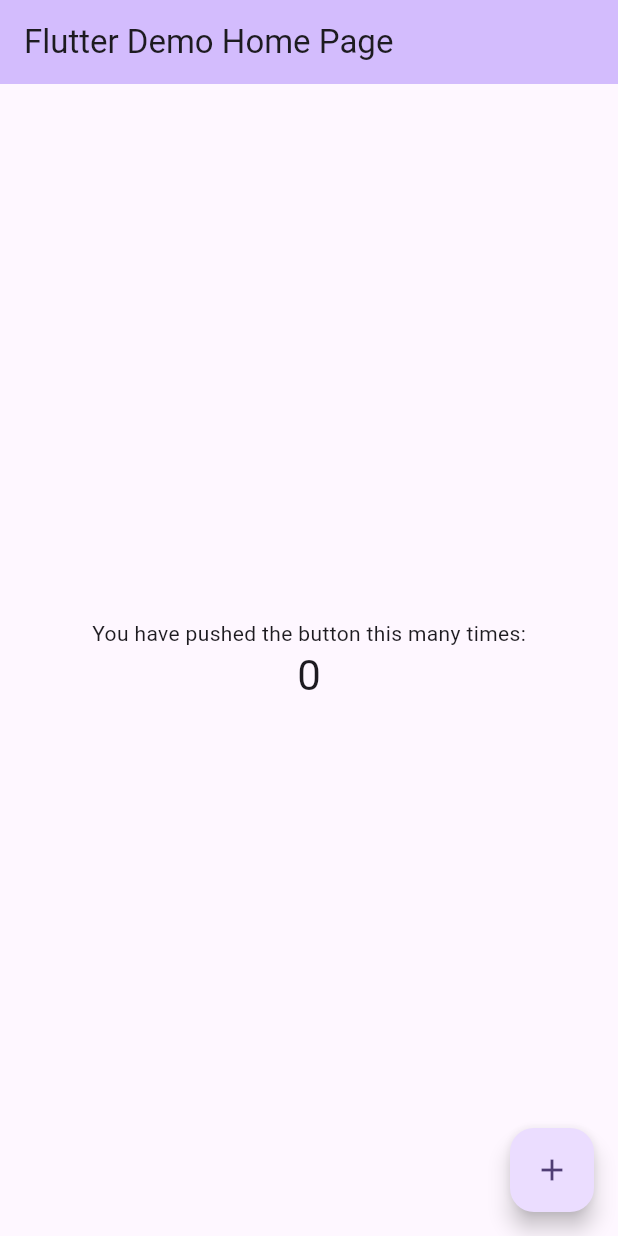
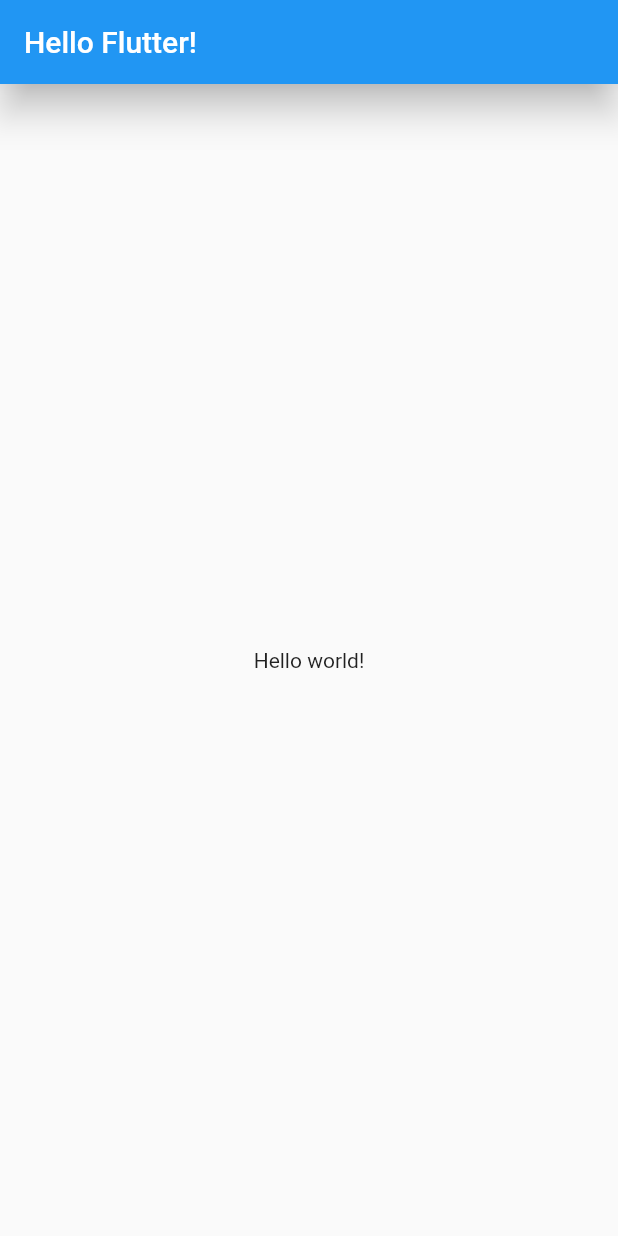
Before and after one commit to snack655/study-flutter, a Flutter app: the screen it shows after launch, on a phone screen of 412 x 824 dp. Run offline on Flutter 3.47's test engine with Material 2 defaults, Android fonts, the light colour scheme and no system bars.

Commit message:
Make hello world app

```diff
--- a/toonflix/lib/main.dart
+++ b/toonflix/lib/main.dart
@@ -1,125 +1,23 @@
 import 'package:flutter/material.dart';
 
 void main() {
-  runApp(const MyApp());
+  runApp(App());
 }
 
-class MyApp extends StatelessWidget {
-  const MyApp({super.key});
-
-  // This widget is the root of your application.
+class App extends StatelessWidget {
   @override
   Widget build(BuildContext context) {
     return MaterialApp(
-      title: 'Flutter Demo',
-      theme: ThemeData(
-        // This is the theme of your application.
-        //
-        // TRY THIS: Try running your application with "flutter run". You'll see
-        // the application has a blue toolbar. Then, without quitting the app,
-        // try changing the seedColor in the colorScheme below to Colors.green
-        // and then invoke "hot reload" (save your changes or press the "hot
-        // reload" button in a Flutter-supported IDE, or press "r" if you used
-        // the command line to start the app).
-        //
-        // Notice that the counter didn't reset back to zero; the application
-        // state is not lost during the reload. To reset the state, use hot
-        // restart instead.
-        //
-        // This works for code too, not just values: Most code changes can be
-        // tested with just a hot reload.
-        colorScheme: ColorScheme.fromSeed(seedColor: Colors.deepPurple),
-        useMaterial3: true,
+      home: Scaffold(
+        appBar: AppBar(
+          centerTitle: false,
+          elevation: 10,
+          title: Text("Hello Flutter!"),
+        ),
+        body: Center(
+          child: Text("Hello world!"),
+        ),
       ),
-      home: const MyHomePage(title: 'Flutter Demo Home Page'),
     );
   }
 }
-
-class MyHomePage extends StatefulWidget {
-  const MyHomePage({super.key, required this.title});
-
-  // This widget is the home page of your application. It is stateful, meaning
-  // that it has a State object (defined below) that contains fields that affect
-  // how it looks.
-
-  // This class is the configuration for the state. It holds the values (in this
-  // case the title) provided by the parent (in this case the App widget) and
-  // used by the build method of the State. Fields in a Widget subclass are
-  // always marked "final".
-
-  final String title;
-
-  @override
-  State<MyHomePage> createState() => _MyHomePageState();
-}
-
-class _MyHomePageState extends State<MyHomePage> {
-  int _counter = 0;
-
-  void _incrementCounter() {
-    setState(() {
-      // This call to setState tells the Flutter framework that something has
-      // changed in this State, which causes it to rerun the build method below
-      // so that the display can reflect the updated values. If we changed
-      // _counter without calling setState(), then the build method would not be
-      // called again, and so nothing would appear to happen.
-      _counter++;
-    });
-  }
-
-  @override
-  Widget build(BuildContext context) {
-    // This method is rerun every time setState is called, for instance as done
-    // by the _incrementCounter method above.
-    //
-    // The Flutter framework has been optimized to make rerunning build methods
-    // fast, so that you can just rebuild anything that needs updating rather
-    // than having to individually change instances of widgets.
-    return Scaffold(
-      appBar: AppBar(
-        // TRY THIS: Try changing the color here to a specific color (to
-        // Colors.amber, perhaps?) and trigger a hot reload to see the AppBar
-        // change color while the other colors stay the same.
-        backgroundColor: Theme.of(context).colorScheme.inversePrimary,
-        // Here we take the value from the MyHomePage object that was created by
-        // the App.build method, and use it to set our appbar title.
-        title: Text(widget.title),
-      ),
-      body: Center(
-        // Center is a layout widget. It takes a single child and positions it
-        // in the middle of the parent.
-        child: Column(
-          // Column is also a layout widget. It takes a list of children and
-          // arranges them vertically. By default, it sizes itself to fit its
-          // children horizontally, and tries to be as tall as its parent.
-          //
-          // Column has various properties to control how it sizes itself and
-          // how it positions its children. Here we use mainAxisAlignment to
-          // center the children vertically; the main axis here is the vertical
-          // axis because Columns are vertical (the cross axis would be
-          // horizontal).
-          //
-          // TRY THIS: Invoke "debug painting" (choose the "Toggle Debug Paint"
-          // action in the IDE, or press "p" in the console), to see the
-          // wireframe for each widget.
-          mainAxisAlignment: MainAxisAlignment.center,
-          children: <Widget>[
-            const Text(
-              'You have pushed the button this many times:',
-            ),
-            Text(
-              '$_counter',
-              style: Theme.of(context).textTheme.headlineMedium,
-            ),
-          ],
-        ),
-      ),
-      floatingActionButton: FloatingActionButton(
-        onPressed: _incrementCounter,
-        tooltip: 'Increment',
-        child: const Icon(Icons.add),
-      ), // This trailing comma makes auto-formatting nicer for build methods.
-    );
-  }
-}
```
